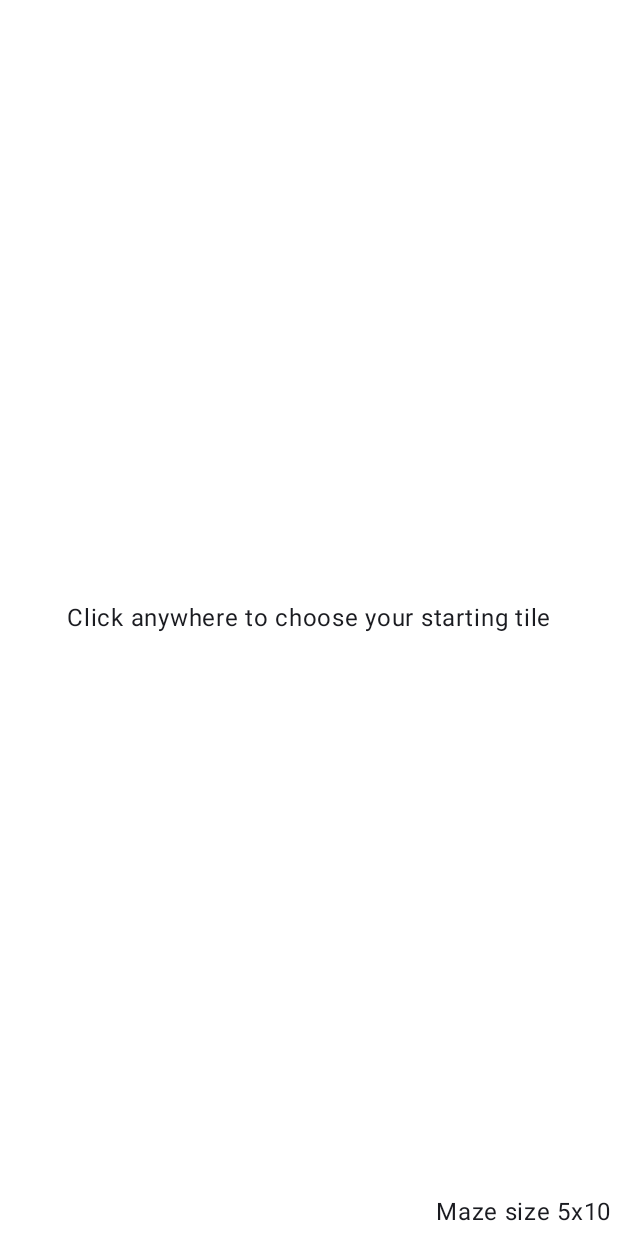
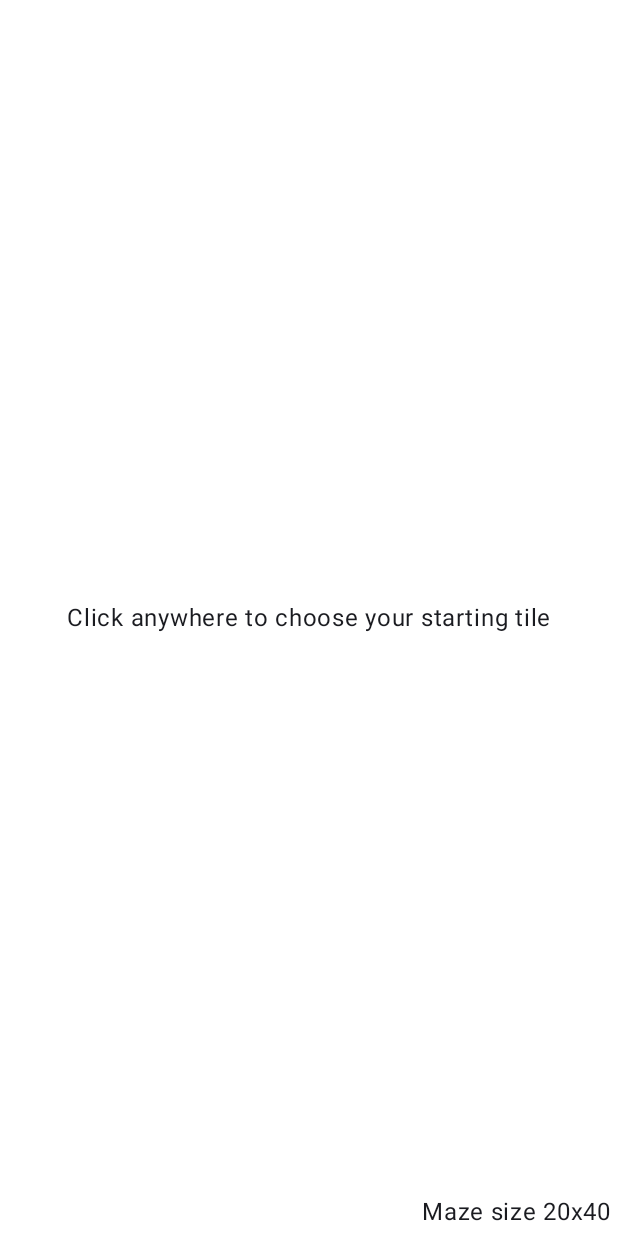
Before and after one commit to peyerc/MazeGen, an Android app built with Jetpack Compose: the screen it shows after launch (MainActivity), on a phone screen of 412 x 824 dp. Run offline under Robolectric (Android 15) with nearby library versions, the phone set to English and light mode, and no system bars; libraries missing offline, so code that uses them is left out: dev.ricknout.composesensors; 2 statements that could not run were skipped.

Commit message:
sweet spot for maze size

```diff
--- a/app/src/main/java/ch/reason/mazegen/MainActivity.kt
+++ b/app/src/main/java/ch/reason/mazegen/MainActivity.kt
@@ -75,8 +75,8 @@ class MainActivity : ComponentActivity() {
                     }
 
                     Maze(
-                        width = 5,
-                        height = 10,
+                        width = 20,
+                        height = 40,
                         directions = directions,
                         goalReached = {
                             println("Goal reached!!")
@@ -161,7 +161,7 @@ fun Maze(width: Int, height: Int, directions: List<Direction> = emptyList(), goa
                     // backtrack
                     val previousCell = path.removeLast()
                     currentCoordinates = previousCell
-                    delay(10)
+                    delay(5)
                 }
             }
             if (path.isEmpty()) break
@@ -223,7 +223,7 @@ fun Maze(width: Int, height: Int, directions: List<Direction> = emptyList(), goa
                                 .size(tileSize.width.pxToDp(), tileSize.height.pxToDp())
                                 .background(
                                     if (cell.coordinates == currentCoordinates) Color.Green
-                                    else if (cell.start) Color.White
+                                    else if (cell.start) Color.LightGray
                                     else if (cell.goal) Color.Black
                                     else if (cell.visited) Color(0xFFA23DDC)
                                     else Color.White
```
